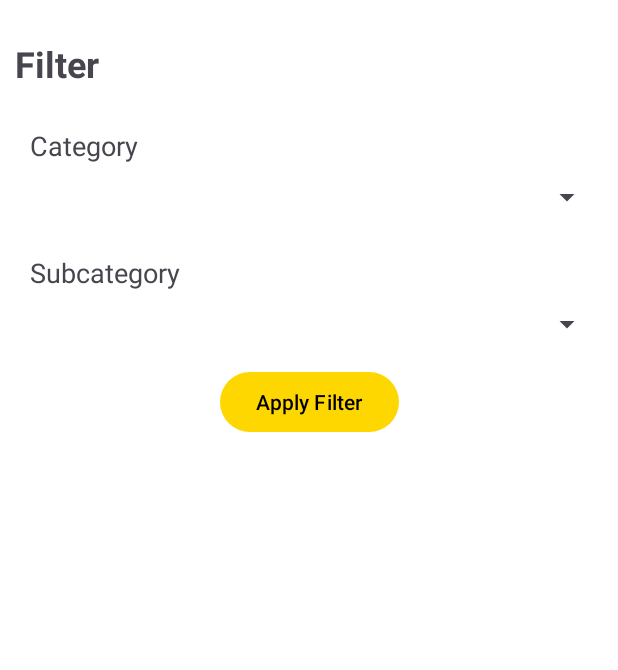
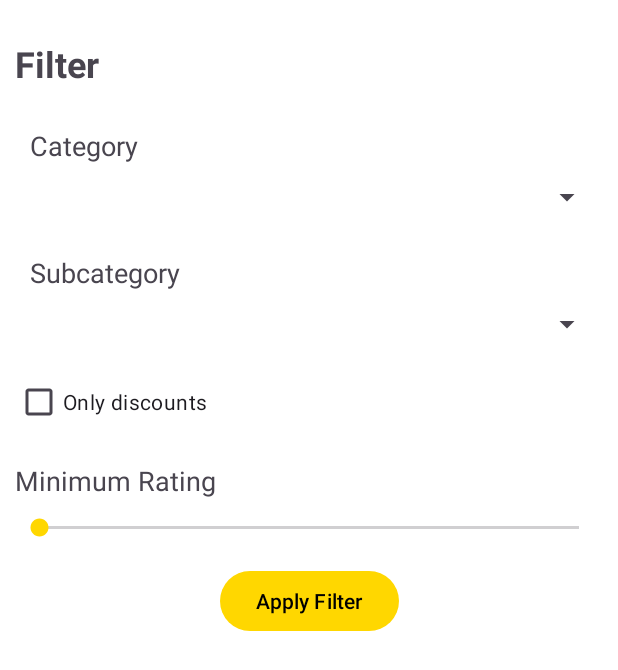
Before and after one commit to NeShkApp/MallProject, an Android app: the layout fragment_filter_shop_items.xml on its own in the app's theme, with its tools: preview values and no code run, on a phone screen of 412 x 824 dp. Shown: the top 670 px of the screen. Run offline under Robolectric (Android 15) with nearby library versions, the phone set to English and light mode, and no system bars.

Commit message:
Added rating and discount filters.

```diff
--- a/app/src/main/java/org/bohdan/mallproject/data/HomeRepositoryImpl.kt
+++ b/app/src/main/java/org/bohdan/mallproject/data/HomeRepositoryImpl.kt
@@ -93,11 +93,9 @@ class HomeRepositoryImpl @Inject constructor(
                         id = document.id)
                 }
             } ?: getAllShopItems()
-
             shopItems.forEach{
                 Log.d("HomeRepositoryImpl", "getShopItemsByFilters: ${it.toString()}")
             }
-
             actualQuery?.let { query ->
                 shopItems.filter { it.name.contains(query, ignoreCase = true) }
             } ?: shopItems
--- a/app/src/main/java/org/bohdan/mallproject/domain/usecase/home/GetShopItemsByFiltersUseCase.kt
+++ b/app/src/main/java/org/bohdan/mallproject/domain/usecase/home/GetShopItemsByFiltersUseCase.kt
@@ -12,7 +12,7 @@ class GetShopItemsByFiltersUseCase @Inject constructor(
     suspend operator fun invoke(
         category: Category?,
         subcategory: Subcategory?,
-        searchQuery: String?
+        searchQuery: String?,
     ): List<ShopItem>
     {
         return homeRepository.getShopItemsByFilters(category, subcategory, searchQuery)
--- a/app/src/main/res/layout/fragment_all_products.xml
+++ b/app/src/main/res/layout/fragment_all_products.xml
@@ -4,6 +4,8 @@
     xmlns:tools="http://schemas.android.com/tools"
     android:layout_width="match_parent"
     android:layout_height="match_parent"
+    android:paddingBottom="?attr/actionBarSize"
+    android:layout_marginBottom="24dp"
     tools:context=".presentation.ui.home.AllProductsFragment">
 
     <TextView
--- a/app/src/main/res/layout/fragment_filter_shop_items.xml
+++ b/app/src/main/res/layout/fragment_filter_shop_items.xml
@@ -22,7 +22,7 @@
         android:id="@+id/tv_category"
         android:layout_width="wrap_content"
         android:layout_height="wrap_content"
-        android:text="Category"
+        android:text="@string/category"
         android:textSize="18sp"
         android:layout_marginTop="16dp"
         app:layout_constraintStart_toStartOf="parent"
@@ -41,7 +41,7 @@
         android:id="@+id/tv_subcategory"
         android:layout_width="wrap_content"
         android:layout_height="wrap_content"
-        android:text="Subcategory"
+        android:text="@string/subcategory"
         android:textSize="18sp"
         android:layout_marginTop="16dp"
         app:layout_constraintStart_toStartOf="parent"
@@ -57,14 +57,44 @@
         app:layout_constraintEnd_toEndOf="parent"
         android:enabled="false" />
 
+    <CheckBox
+        android:id="@+id/checkBoxDiscount"
+        android:layout_width="wrap_content"
+        android:layout_height="wrap_content"
+        android:layout_marginTop="16dp"
+        android:text="@string/only_discounts"
+        app:layout_constraintStart_toStartOf="parent"
+        app:layout_constraintTop_toBottomOf="@+id/spinner_subcategory" />
+
     <Button
         android:id="@+id/button_apply_filter"
         android:layout_width="wrap_content"
         android:layout_height="wrap_content"
-        android:text="Apply Filter"
-        app:layout_constraintTop_toBottomOf="@id/spinner_subcategory"
+        android:layout_margin="16dp"
+        android:text="@string/apply_filter"
+        app:layout_constraintEnd_toEndOf="parent"
+        app:layout_constraintStart_toStartOf="parent"
+        app:layout_constraintTop_toBottomOf="@+id/seekBar_rating" />
+
+    <TextView
+        android:id="@+id/tv_rating"
+        android:layout_width="wrap_content"
+        android:layout_height="wrap_content"
+        android:layout_marginTop="16dp"
+        android:text="@string/minimum_rating"
+        android:textSize="18sp"
+        app:layout_constraintStart_toStartOf="parent"
+        app:layout_constraintTop_toBottomOf="@id/checkBoxDiscount" />
+
+    <SeekBar
+        android:id="@+id/seekBar_rating"
+        android:layout_width="match_parent"
+        android:layout_height="wrap_content"
+        android:layout_marginTop="10dp"
+        android:max="5"
+        android:progress="0"
         app:layout_constraintStart_toStartOf="parent"
         app:layout_constraintEnd_toEndOf="parent"
-        android:layout_margin="16dp" />
+        app:layout_constraintTop_toBottomOf="@id/tv_rating" />
 
 </androidx.constraintlayout.widget.ConstraintLayout>
--- a/app/src/main/res/values/strings.xml
+++ b/app/src/main/res/values/strings.xml
@@ -70,4 +70,10 @@
     <string name="payment_method_label">Payment Method:</string>
     <string name="welcome">Welcome</string>
 
+    <string name="category">Category</string>
+    <string name="subcategory">Subcategory</string>
+    <string name="only_discounts">Only discounts</string>
+    <string name="apply_filter">Apply Filter</string>
+    <string name="minimum_rating">Minimum Rating</string>
+
 </resources>
```
Also changed, not shown: app/src/main/java/org/bohdan/mallproject/presentation/adapters/HomeShopItemsAdapter.kt (+3 -16 lines), app/src/main/java/org/bohdan/mallproject/presentation/ui/home/AllProductsFragment.kt (+24 -17 lines), app/src/main/java/org/bohdan/mallproject/presentation/ui/home/FilterShopItemsFragment.kt (+35 -3 lines), app/src/main/java/org/bohdan/mallproject/presentation/ui/item_details/ShopItemDetailsFragment.kt (+8 -1 lines), app/src/main/java/org/bohdan/mallproject/presentation/viewmodel/filter/FilterViewModel.kt (+0 -21 lines), app/src/main/java/org/bohdan/mallproject/presentation/viewmodel/home/AllProductsViewModel.kt (+94 -14 lines), 2 other files.
